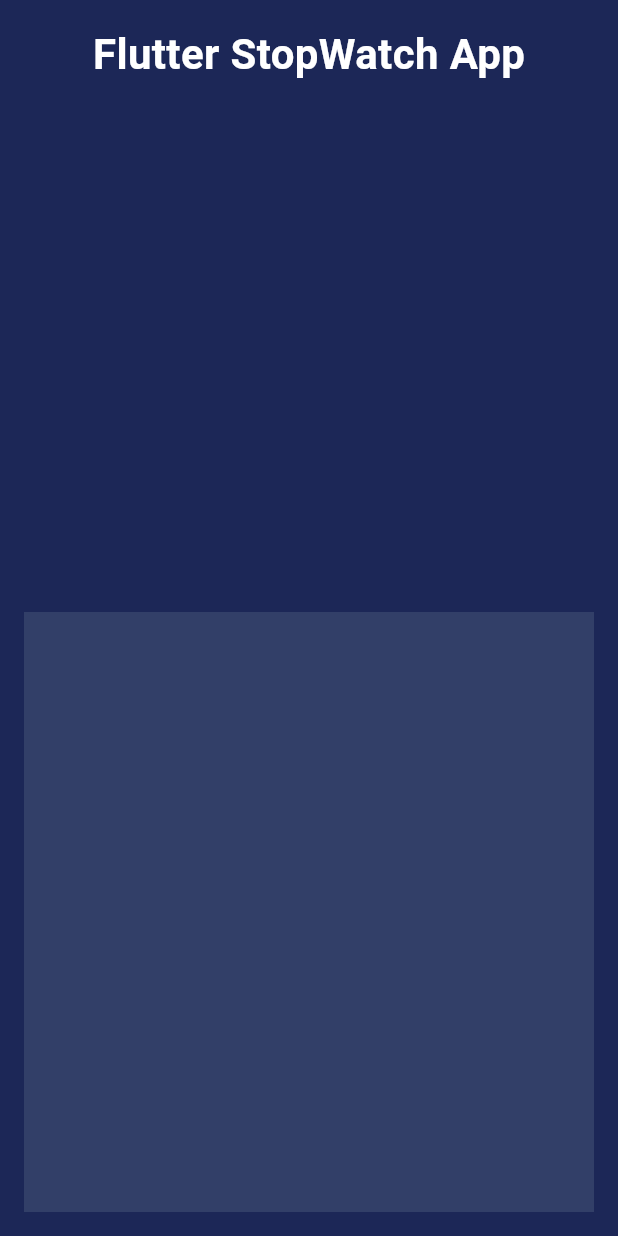
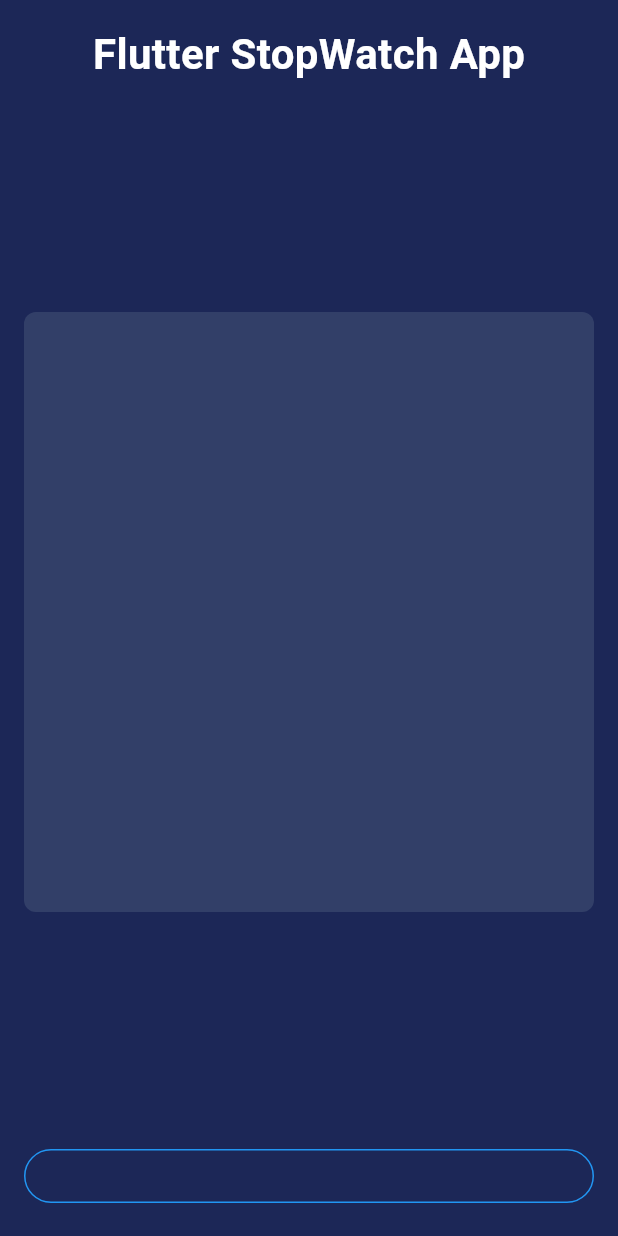
Before and after one commit to codeby-vikrant/Task-3-StopWatch-App, a Flutter app: the screen it shows after launch, on a phone screen of 412 x 824 dp. Run offline on Flutter 3.47's test engine with Material 3 defaults, Android fonts, the phone set to English and light mode, and no system bars.

Commit message:
made the box center and added a border below for buttons

```diff
--- a/lib/constants/colors.dart
+++ b/lib/constants/colors.dart
@@ -3,3 +3,4 @@ import 'package:flutter/material.dart';
 const Color bgColor = Color(0xFF1C2757);
 const Color swWhite = Colors.white;
 const Color swBoxColor = Color(0xFF323F68);
+const Color swBlue = Colors.blue;
--- a/lib/screens/homescreen.dart
+++ b/lib/screens/homescreen.dart
@@ -34,7 +34,21 @@ class _HomeScreenState extends State<HomeScreen> {
             ),
             Container(
               height: 400.0,
-              decoration: const BoxDecoration(color: swBoxColor),
+              decoration: BoxDecoration(
+                  color: swBoxColor, borderRadius: BorderRadius.circular(8.0)),
+            ),
+            const SizedBox(
+              height: 20,
+            ),
+            Row(
+              mainAxisAlignment: MainAxisAlignment.spaceBetween,
+              children: [
+                Expanded(
+                    child: RawMaterialButton(
+                  onPressed: () {},
+                  shape: const StadiumBorder(side: BorderSide(color: swBlue)),
+                ))
+              ],
             )
           ],
         ),
```
